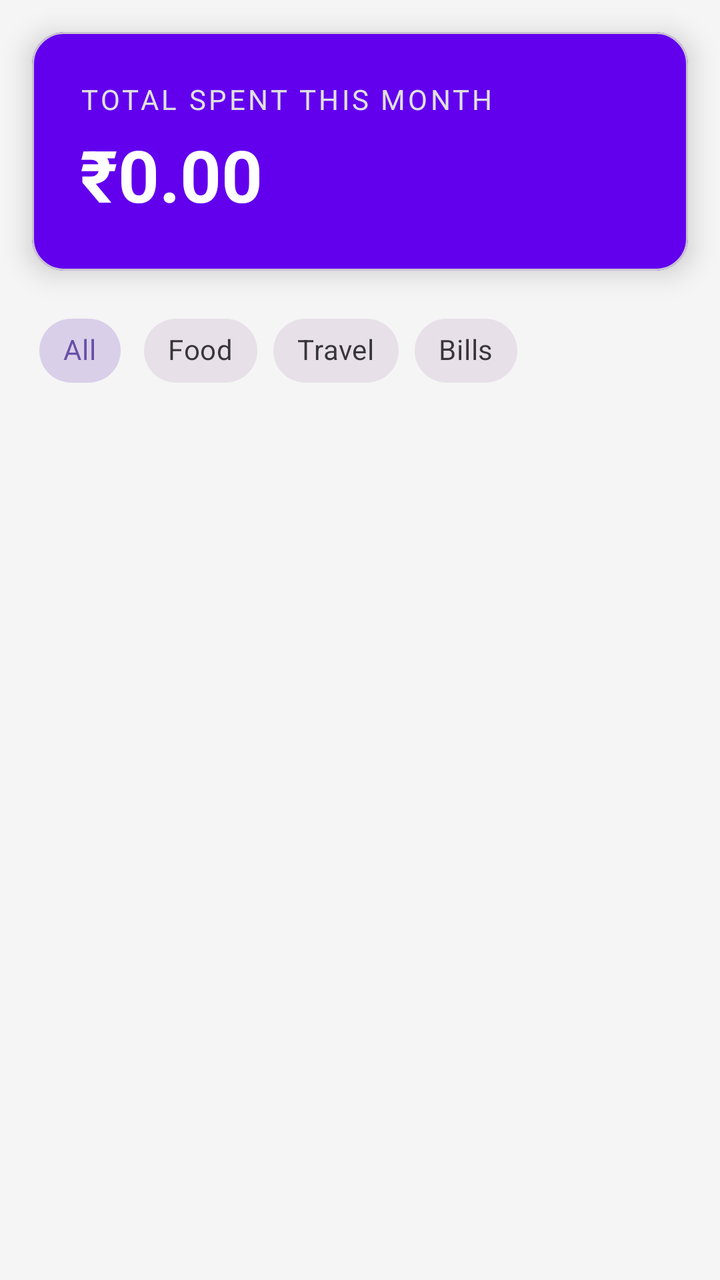
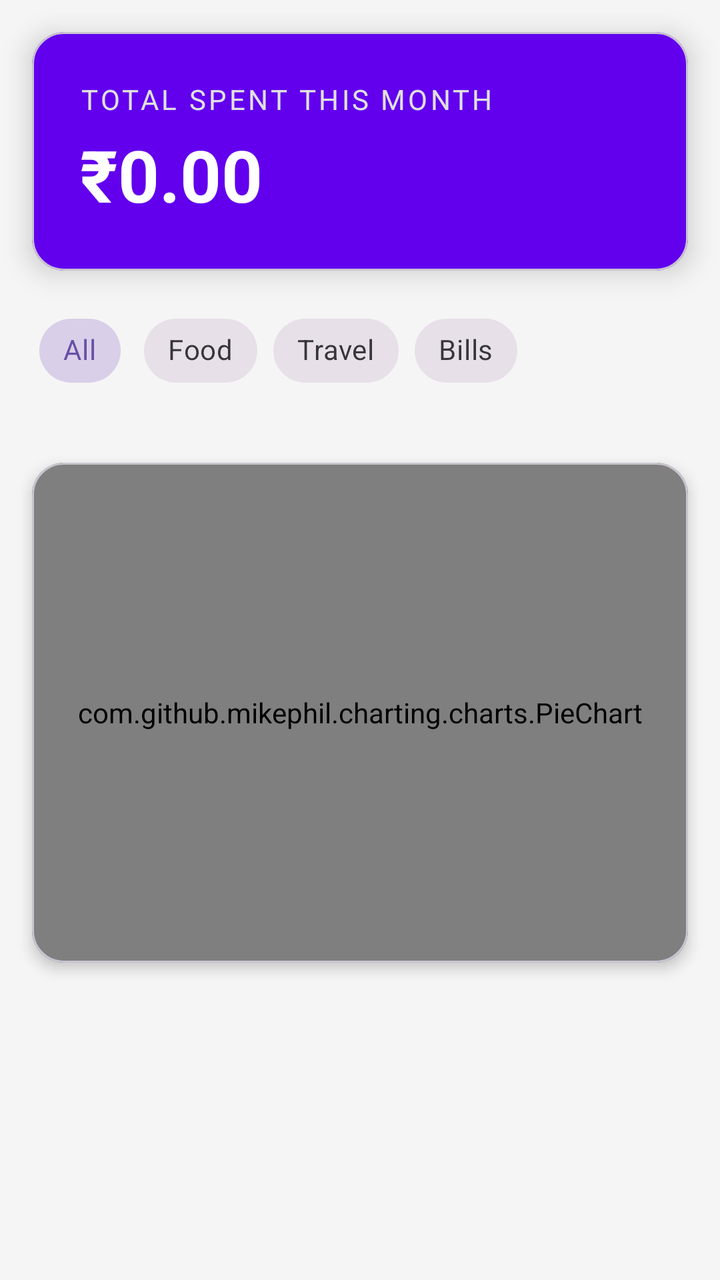

Two renders of the same Android screen: before a commit and after it. Below are the layout's source before the change and the commit's diff.
<!-- AndroidManifest.xml: application theme Theme.PaisaPulse -->
<!-- res/layout/activity_main.xml -->
<androidx.constraintlayout.widget.ConstraintLayout
    xmlns:android="http://schemas.android.com/apk/res/android"
    xmlns:app="http://schemas.android.com/apk/res-auto"
    xmlns:tools="http://schemas.android.com/tools"
    android:layout_width="match_parent"
    android:layout_height="match_parent"
    android:background="#F5F5F5">

    <com.google.android.material.card.MaterialCardView
        android:id="@+id/cardSummary"
        android:layout_width="0dp"
        android:layout_height="wrap_content"
        android:layout_margin="16dp"
        app:cardCornerRadius="16dp"
        app:cardElevation="8dp"
        app:cardBackgroundColor="@color/purple_500"
        app:layout_constraintEnd_toEndOf="parent"
        app:layout_constraintStart_toStartOf="parent"
        app:layout_constraintTop_toTopOf="parent">

        <LinearLayout
            android:layout_width="match_parent"
            android:layout_height="wrap_content"
            android:orientation="vertical"
            android:padding="24dp">

            <TextView
                android:layout_width="wrap_content"
                android:layout_height="wrap_content"
                android:text="Total Spent This Month"
                android:textColor="#E0E0E0"
                android:textSize="14sp"
                android:textAllCaps="true"
                android:letterSpacing="0.1" />

            <TextView
                android:id="@+id/tvTotalAmount"
                android:layout_width="wrap_content"
                android:layout_height="wrap_content"
                android:text="₹0.00"
                android:textColor="@color/white"
                android:textSize="36sp"
                android:textStyle="bold"
                android:layout_marginTop="4dp" />
        </LinearLayout>
    </com.google.android.material.card.MaterialCardView>
    <HorizontalScrollView
        android:id="@+id/filterScroll"
        android:layout_width="match_parent"
        android:layout_height="wrap_content"
        android:scrollbars="none"
        app:layout_constraintTop_toBottomOf="@id/cardSummary">

        <com.google.android.material.chip.ChipGroup
            android:id="@+id/chipGroupFilters"
            android:layout_width="wrap_content"
            android:layout_height="wrap_content"
            android:padding="16dp"
            app:singleSelection="true"
            app:selectionRequired="true">

            <com.google.android.material.chip.Chip
                android:id="@+id/chipAll"
                style="@style/Widget.MaterialComponents.Chip.Choice"
                android:layout_width="wrap_content"
                android:layout_height="wrap_content"
                android:text="All"
                android:checked="true" />

            <com.google.android.material.chip.Chip
                android:id="@+id/chipFood"
                style="@style/Widget.MaterialComponents.Chip.Choice"
                android:layout_width="wrap_content"
                android:layout_height="wrap_content"
                android:text="Food" />

            <com.google.android.material.chip.Chip
                android:id="@+id/chipTravel"
                style="@style/Widget.MaterialComponents.Chip.Choice"
                android:layout_width="wrap_content"
                android:layout_height="wrap_content"
                android:text="Travel" />
            <com.google.android.material.chip.Chip
                android:id="@+id/chipBills"
                style="@style/Widget.MaterialComponents.Chip.Choice"
                android:layout_width="wrap_content"
                android:layout_height="wrap_content"
                android:text="Bills" />

        </com.google.android.material.chip.ChipGroup>
    </HorizontalScrollView>

    <androidx.recyclerview.widget.RecyclerView
        android:id="@+id/rvTransactions"
        android:layout_width="0dp"
        android:layout_height="0dp"
        android:layout_marginTop="8dp"
        android:clipToPadding="false"
        android:paddingBottom="16dp"
        app:layoutManager="androidx.recyclerview.widget.LinearLayoutManager"
        app:layout_constraintBottom_toBottomOf="parent"
        app:layout_constraintEnd_toEndOf="parent"
        app:layout_constraintStart_toStartOf="parent"
        app:layout_constraintTop_toBottomOf="@id/filterScroll"
        tools:listitem="@layout/item_transaction" />

</androidx.constraintlayout.widget.ConstraintLayout>
<!-- res/layout/item_transaction.xml (included above) -->
<?xml version="1.0" encoding="utf-8"?>
<androidx.cardview.widget.CardView
    xmlns:android="http://schemas.android.com/apk/res/android"
    xmlns:app="http://schemas.android.com/apk/res-auto"
    android:layout_width="match_parent"
    android:layout_height="wrap_content"
    android:layout_margin="8dp"
    app:cardCornerRadius="12dp"
    app:cardElevation="4dp">

    <LinearLayout
        android:layout_width="match_parent"
        android:layout_height="wrap_content"
        android:orientation="horizontal"
        android:padding="16dp">

        <LinearLayout
            android:layout_width="0dp"
            android:layout_height="wrap_content"
            android:layout_weight="1"
            android:orientation="vertical">

            <TextView
                android:id="@+id/tvMerchant"
                android:layout_width="wrap_content"
                android:layout_height="wrap_content"
                android:text="Starbucks"
                android:textSize="18sp"
                android:textStyle="bold" />

            <TextView
                android:id="@+id/tvDate"
                android:layout_width="wrap_content"
                android:layout_height="wrap_content"
                android:text="Today, 10:30 AM"
                android:textColor="#757575" />
        </LinearLayout>

        <TextView
            android:id="@+id/tvAmount"
            android:layout_width="wrap_content"
            android:layout_height="wrap_content"
            android:text="₹180.00"
            android:textColor="@color/purple_500"
            android:textSize="20sp"
            android:textStyle="bold" />
    </LinearLayout>

</androidx.cardview.widget.CardView>
<!-- resources referenced by this layout -->
<resources>
  <color name="purple_500">#FF6200EE</color>
  <color name="white">#FFFFFFFF</color>
  <style name="Theme.PaisaPulse" parent="Base.Theme.PaisaPulse" />
  <style name="Base.Theme.PaisaPulse" parent="Theme.Material3.DayNight.NoActionBar">
          
          
      </style>
</resources>

<!-- the commit's change to res/layout/activity_main.xml (unified diff, before → after) -->
@@ -44,12 +44,14 @@
                 android:layout_marginTop="4dp" />
         </LinearLayout>
     </com.google.android.material.card.MaterialCardView>
+
     <HorizontalScrollView
         android:id="@+id/filterScroll"
         android:layout_width="match_parent"
         android:layout_height="wrap_content"
         android:scrollbars="none"
         app:layout_constraintTop_toBottomOf="@id/cardSummary">
+
 
         <com.google.android.material.chip.ChipGroup
             android:id="@+id/chipGroupFilters"
@@ -89,6 +91,21 @@
 
         </com.google.android.material.chip.ChipGroup>
     </HorizontalScrollView>
+    <com.google.android.material.card.MaterialCardView
+        android:id="@+id/cardChart"
+        android:layout_width="match_parent"
+        android:layout_height="250dp"
+        android:layout_margin="16dp"
+        app:cardCornerRadius="16dp"
+        app:cardElevation="4dp"
+        app:layout_constraintTop_toBottomOf="@id/filterScroll">
+
+        <com.github.mikephil.charting.charts.PieChart
+            android:id="@+id/pieChart"
+            android:layout_width="match_parent"
+            android:layout_height="match_parent"
+            android:padding="16dp" />
+    </com.google.android.material.card.MaterialCardView>
 
     <androidx.recyclerview.widget.RecyclerView
         android:id="@+id/rvTransactions"
